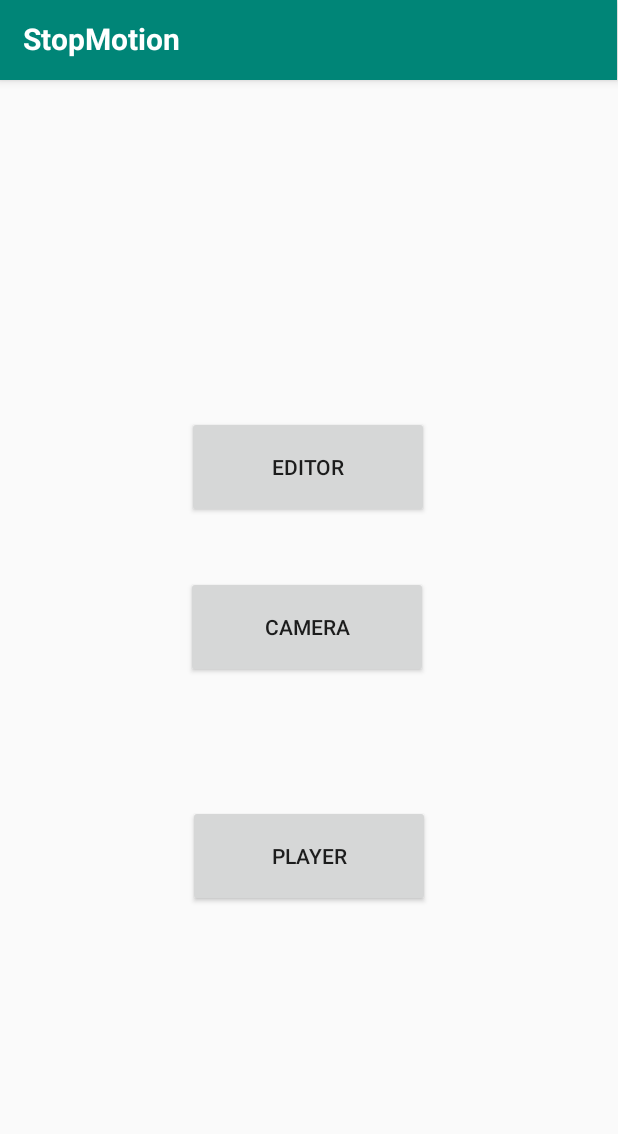
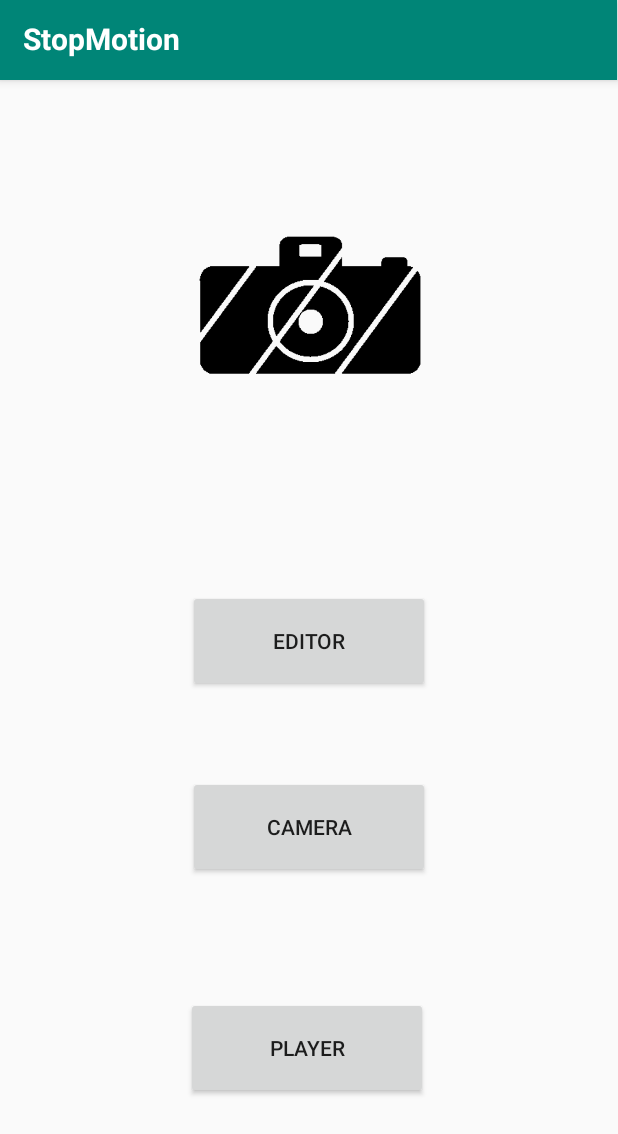
Before and after one commit to jhgarner/StopMotion, an Android app: the screen it shows after launch (MainActivity), on a phone screen of 412 x 824 dp. Shown: the top 1134 px of the screen. Run offline under Robolectric (Android 15) with nearby library versions, the phone set to English and light mode, and no system bars.

Commit message:
Menu optimization

```diff
--- a/app/src/main/res/layout/activity_main.xml
+++ b/app/src/main/res/layout/activity_main.xml
@@ -36,36 +36,45 @@
         android:id="@+id/editorBtn"
         android:layout_width="161dp"
         android:layout_height="68dp"
-        android:layout_marginStart="124dp"
-        android:layout_marginTop="288dp"
         android:layout_marginBottom="50dp"
         android:text="Editor"
         app:layout_constraintBottom_toTopOf="@+id/cameraBtn"
         app:layout_constraintEnd_toEndOf="parent"
-        app:layout_constraintHorizontal_bias="0.007"
         app:layout_constraintStart_toStartOf="parent"
-        app:layout_constraintTop_toTopOf="parent" />
+        app:layout_constraintTop_toTopOf="parent"
+        app:layout_constraintVertical_bias="0.985" />
 
     <Button
         android:id="@+id/cameraBtn"
         android:layout_width="161dp"
         android:layout_height="68dp"
-        android:layout_marginStart="124dp"
-        android:layout_marginTop="384dp"
         android:text="Camera"
+        app:layout_constraintBottom_toBottomOf="parent"
+        app:layout_constraintEnd_toEndOf="parent"
         app:layout_constraintStart_toStartOf="parent"
-        app:layout_constraintTop_toTopOf="parent" />
+        app:layout_constraintTop_toTopOf="@+id/appBarLayout"
+        app:layout_constraintVertical_bias="0.684" />
 
     <Button
         android:id="@+id/playerBtn"
         android:layout_width="161dp"
         android:layout_height="68dp"
-        android:layout_marginStart="125dp"
-        android:layout_marginTop="490dp"
-        android:layout_marginBottom="173dp"
         android:text="Player"
         app:layout_constraintBottom_toBottomOf="parent"
+        app:layout_constraintEnd_toEndOf="parent"
+        app:layout_constraintHorizontal_bias="0.496"
         app:layout_constraintStart_toStartOf="parent"
-        app:layout_constraintTop_toTopOf="parent" />
+        app:layout_constraintTop_toTopOf="parent"
+        app:layout_constraintVertical_bias="0.879" />
+
+    <ImageView
+        android:id="@+id/imageView2"
+        android:layout_width="244dp"
+        android:layout_height="199dp"
+        app:layout_constraintBottom_toTopOf="@+id/editorBtn"
+        app:layout_constraintEnd_toEndOf="parent"
+        app:layout_constraintStart_toStartOf="parent"
+        app:layout_constraintTop_toTopOf="parent"
+        app:srcCompat="@drawable/logo" />
 
 </androidx.constraintlayout.widget.ConstraintLayout>
```
